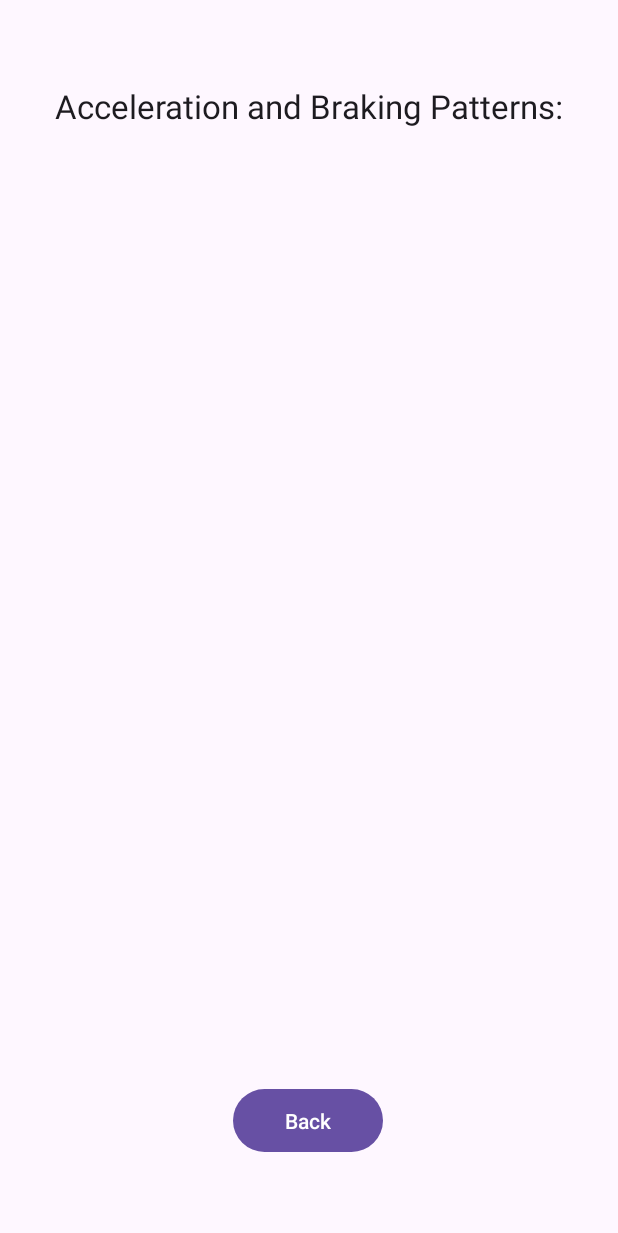
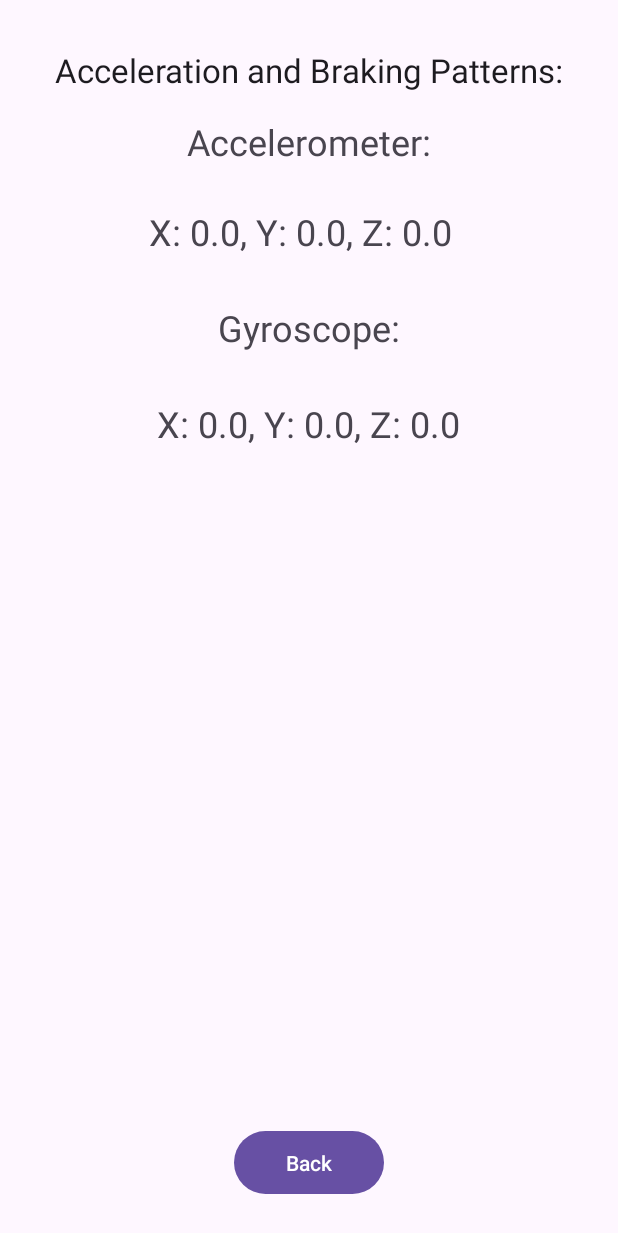
Before and after one commit to cassidystevens/ADAS-APP, an Android app: the AccAndBrakPatt screen opened directly, with no data from a screen before it, on a phone screen of 412 x 824 dp. Shown: the top 1233 px of the screen. Run offline under Robolectric (Android 15) with nearby library versions, the phone set to English and light mode, and no system bars.

Commit message:
Displaying raw data sources for Acceleration and Braking Patterns

```diff
--- a/MyApplication2/app/src/main/AndroidManifest.xml
+++ b/MyApplication2/app/src/main/AndroidManifest.xml
@@ -1,7 +1,8 @@
 <?xml version="1.0" encoding="utf-8"?>
 <manifest xmlns:android="http://schemas.android.com/apk/res/android"
     xmlns:tools="http://schemas.android.com/tools">
-
+    <uses-permission android:name="android.permission.BODY_SENSORS"/>
+    <uses-permission android:name="android.permission.ACTIVITY_RECOGNITION"/>
     <application
         android:allowBackup="true"
         android:dataExtractionRules="@xml/data_extraction_rules"
--- a/MyApplication2/app/src/main/java/com/example/myapplication/AccAndBrakPatt.java
+++ b/MyApplication2/app/src/main/java/com/example/myapplication/AccAndBrakPatt.java
@@ -1,9 +1,18 @@
 package com.example.myapplication;
 
+import static android.content.Context.*;
+
+import android.content.Context;
 import android.content.Intent;
+import android.hardware.Sensor;
+import android.hardware.SensorEvent;
+import android.hardware.SensorEventListener;
+import android.hardware.SensorManager;
 import android.os.Bundle;
+import android.util.Log;
 import android.view.View;
 import android.widget.Button;
+import android.widget.TextView;
 
 import androidx.activity.EdgeToEdge;
 import androidx.appcompat.app.AppCompatActivity;
@@ -11,9 +20,13 @@ import androidx.core.graphics.Insets;
 import androidx.core.view.ViewCompat;
 import androidx.core.view.WindowInsetsCompat;
 
-public class AccAndBrakPatt extends AppCompatActivity {
+public class AccAndBrakPatt extends AppCompatActivity implements SensorEventListener {
 
     Button button1;
+    private SensorManager sensorManager;
+    private Sensor accel;
+    private Sensor gyro;
+    private TextView accel_values, gyro_values;
 
     @Override
     protected void onCreate(Bundle savedInstanceState) {
@@ -26,6 +39,24 @@ public class AccAndBrakPatt extends AppCompatActivity {
             return insets;
         });
 
+        accel_values = findViewById(R.id.accel_values);
+        gyro_values = findViewById(R.id.gyro_values);
+
+        sensorManager = (SensorManager) getSystemService(Context.SENSOR_SERVICE);
+        if (sensorManager != null) {
+            accel = sensorManager.getDefaultSensor(Sensor.TYPE_ACCELEROMETER);
+            gyro = sensorManager.getDefaultSensor(Sensor.TYPE_GYROSCOPE);
+        }
+
+        // Register Sensor Listener
+        if (accel != null) {
+            sensorManager.registerListener(this, accel, SensorManager.SENSOR_DELAY_NORMAL);
+        }
+
+        if (gyro != null) {
+            sensorManager.registerListener(this, gyro, SensorManager.SENSOR_DELAY_NORMAL);
+        }
+
         button1 = findViewById(R.id.button);
         button1.setOnClickListener(new View.OnClickListener() {
             @Override
@@ -35,4 +66,25 @@ public class AccAndBrakPatt extends AppCompatActivity {
             }
         });
     }
+
+    @Override
+    public void onAccuracyChanged(Sensor sensor, int accuracy) {
+
+    }
+
+    @Override
+    public void onSensorChanged(SensorEvent event) {
+
+        float x = event.values[0];
+        float y = event.values[1];
+        float z = event.values[2];
+
+        if (event.sensor.getType() == Sensor.TYPE_ACCELEROMETER) {
+            accel_values.setText(String.format("X: %.2f, Y: %.2f, Z: %.2f", x, y, z));
+        }
+
+        if (event.sensor.getType() == Sensor.TYPE_GYROSCOPE) {
+            gyro_values.setText(String.format("X: %.2f, Y: %.2f, Z: %.2f", x, y, z));
+        }
+    }
 }
--- a/MyApplication2/app/src/main/res/layout/activity_acc_and_brak_patt.xml
+++ b/MyApplication2/app/src/main/res/layout/activity_acc_and_brak_patt.xml
@@ -11,11 +11,62 @@
         android:id="@+id/textView"
         android:layout_width="wrap_content"
         android:layout_height="wrap_content"
-        android:layout_marginTop="56dp"
+        android:layout_marginTop="32dp"
         android:text="Acceleration and Braking Patterns:"
         android:textAppearance="@style/TextAppearance.AppCompat.Large"
         app:layout_constraintEnd_toEndOf="parent"
-        app:layout_constraintHorizontal_bias="0.5"
+        app:layout_constraintStart_toStartOf="parent"
+        app:layout_constraintTop_toTopOf="parent" />
+
+    <TextView
+        android:id="@+id/textAccel"
+        android:layout_width="wrap_content"
+        android:layout_height="wrap_content"
+        android:layout_marginTop="68dp"
+        android:padding="10dp"
+        android:text="Accelerometer:"
+        android:textAppearance="@style/TextAppearance.AppCompat.Small"
+        android:textSize="24sp"
+        app:layout_constraintEnd_toEndOf="parent"
+        app:layout_constraintStart_toStartOf="parent"
+        app:layout_constraintTop_toTopOf="parent" />
+
+    <TextView
+        android:id="@+id/accel_values"
+        android:layout_width="wrap_content"
+        android:layout_height="wrap_content"
+        android:layout_marginTop="128dp"
+        android:padding="10dp"
+        android:text="X: 0.0, Y: 0.0, Z: 0.0"
+        android:textSize="24sp"
+        app:layout_constraintEnd_toEndOf="parent"
+        app:layout_constraintHorizontal_bias="0.471"
+        app:layout_constraintStart_toStartOf="parent"
+        app:layout_constraintTop_toTopOf="parent" />
+
+    <TextView
+        android:id="@+id/textGyro"
+        android:layout_width="wrap_content"
+        android:layout_height="wrap_content"
+        android:layout_marginTop="192dp"
+        android:padding="10dp"
+        android:text="Gyroscope:"
+        android:textSize="24sp"
+        app:layout_constraintEnd_toEndOf="parent"
+        app:layout_constraintHorizontal_bias="0.499"
+        app:layout_constraintStart_toStartOf="parent"
+        app:layout_constraintTop_toTopOf="parent" />
+
+    <TextView
+        android:id="@+id/gyro_values"
+        android:layout_width="wrap_content"
+        android:layout_height="wrap_content"
+        android:layout_marginTop="256dp"
+        android:padding="10dp"
+        android:text="X: 0.0, Y: 0.0, Z: 0.0"
+        android:textSize="24sp"
+        app:layout_constraintEnd_toEndOf="parent"
+        app:layout_constraintHorizontal_bias="0.499"
         app:layout_constraintStart_toStartOf="parent"
         app:layout_constraintTop_toTopOf="parent" />
 
@@ -23,11 +74,11 @@
         android:id="@+id/button"
         android:layout_width="100dp"
         android:layout_height="50dp"
-        android:layout_marginBottom="52dp"
+        android:layout_marginBottom="24dp"
         android:text="Back"
         app:layout_constraintBottom_toBottomOf="parent"
         app:layout_constraintEnd_toEndOf="parent"
-        app:layout_constraintHorizontal_bias="0.498"
+        app:layout_constraintHorizontal_bias="0.499"
         app:layout_constraintLeft_toLeftOf="parent"
         app:layout_constraintRight_toRightOf="parent"
         app:layout_constraintStart_toStartOf="parent" />
```
